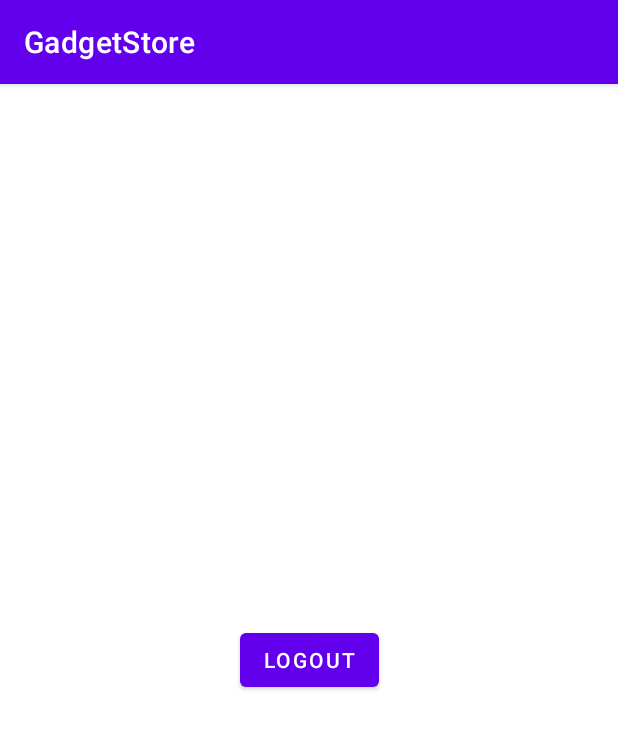
After one commit to DemonicDemise/GadgetStoreMobile, an Android app: the ProfileActivity screen opened directly, with no data from a screen before it, on a phone screen of 412 x 824 dp. The commit adds this screen. Shown: the top 729 px of the screen. Run offline under Robolectric (Android 15) with nearby library versions, the phone set to English and light mode, and no system bars.

Commit message:
Login implemented included: signInMethod was added ProfileActivity.class

```diff
--- /dev/null
+++ b/app/src/main/java/com/example/android/gadgetstoreproject/ProfileActivity.java
@@ -0,0 +1,14 @@
+package com.example.android.gadgetstoreproject;
+
+import androidx.appcompat.app.AppCompatActivity;
+
+import android.os.Bundle;
+
+public class ProfileActivity extends AppCompatActivity {
+
+    @Override
+    protected void onCreate(Bundle savedInstanceState) {
+        super.onCreate(savedInstanceState);
+        setContentView(R.layout.activity_profile);
+    }
+}
--- a/app/src/main/java/com/example/android/gadgetstoreproject/RegisterUser.java
+++ b/app/src/main/java/com/example/android/gadgetstoreproject/RegisterUser.java
@@ -120,7 +120,7 @@ public class RegisterUser extends AppCompatActivity implements View.OnClickListe
                                             Toast.LENGTH_LONG).show();
                                         }
                                     });
-
+                            startActivity(new Intent(RegisterUser.this, MainActivity.class));
                             progressBar.setVisibility(View.GONE);
                         }
                         else {
--- /dev/null
+++ b/app/src/main/res/layout/activity_profile.xml
@@ -0,0 +1,18 @@
+<?xml version="1.0" encoding="utf-8"?>
+<androidx.constraintlayout.widget.ConstraintLayout xmlns:android="http://schemas.android.com/apk/res/android"
+    xmlns:app="http://schemas.android.com/apk/res-auto"
+    xmlns:tools="http://schemas.android.com/tools"
+    android:layout_width="match_parent"
+    android:layout_height="match_parent"
+    tools:context=".ProfileActivity">
+
+    <Button
+        android:id="@+id/button"
+        android:layout_width="wrap_content"
+        android:layout_height="wrap_content"
+        android:text="Logout"
+        app:layout_constraintBottom_toBottomOf="parent"
+        app:layout_constraintEnd_toEndOf="parent"
+        app:layout_constraintStart_toStartOf="parent"
+        app:layout_constraintTop_toTopOf="parent" />
+</androidx.constraintlayout.widget.ConstraintLayout>
```
Also changed, not shown: app/src/main/AndroidManifest.xml (+6 -4 lines), app/src/main/java/com/example/android/gadgetstoreproject/MainActivity.java (+61 -0 lines).
